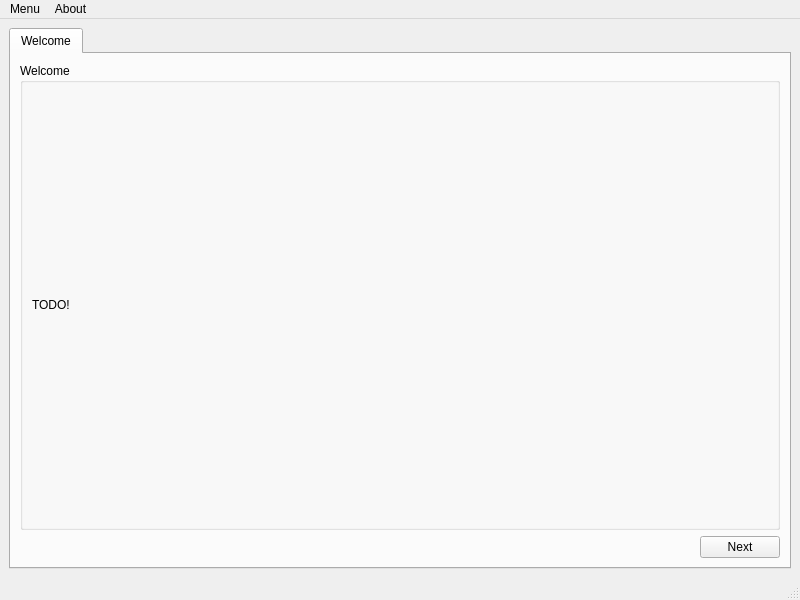
This is KuuraGUI/MainWindow.ui in visuve/Tunkio as Qt 5 draws it before an edit. The edited form follows.
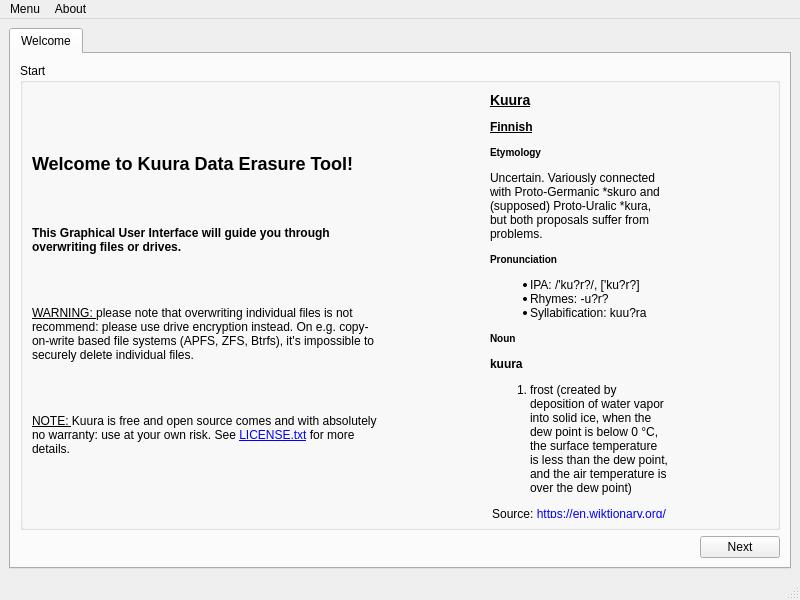
This is the edited form. Icons and pictures are not drawn.

Commit message: Create an awesome welcome window

Diff of the .ui file:
```diff
--- a/KuuraGUI/MainWindow.ui
+++ b/KuuraGUI/MainWindow.ui
@@ -41,13 +41,66 @@
         <item row="1" column="0" colspan="2">
          <widget class="QGroupBox" name="groupBox">
           <property name="title">
-           <string>Welcome</string>
+           <string>Start</string>
           </property>
-          <layout class="QGridLayout" name="gridLayout_2">
-           <item row="0" column="0" colspan="2">
+          <layout class="QHBoxLayout" name="horizontalLayout">
+           <item>
             <widget class="QLabel" name="label">
+             <property name="styleSheet">
+              <string notr="true"/>
+             </property>
              <property name="text">
-              <string>TODO!</string>
+              <string>&lt;html&gt;
+&lt;head/&gt;
+&lt;body&gt;
+&lt;h2&gt;Welcome to Kuura Data Erasure Tool!&lt;/h2&gt;
+&lt;br/&gt;
+&lt;h4&gt;This Graphical User Interface will guide you through overwriting files or drives.&lt;/h4&gt;
+&lt;br/&gt;
+&lt;p&gt;&lt;u&gt;WARNING: &lt;/u&gt; please note that overwriting individual files is not recommend: please use drive encryption instead. On e.g. copy-on-write based file systems (APFS, ZFS, Btrfs‍), it's impossible to securely delete individual files.&lt;/p&gt;
+&lt;br/&gt;
+&lt;p&gt;&lt;u&gt;NOTE: &lt;/u&gt;Kuura is free and open source comes and with absolutely no warranty: use at your own risk. See &lt;a href=&quot;LICENSE.txt&quot;&gt;LICENSE.txt&lt;/a&gt; for more details.&lt;/p&gt;
+&lt;/body&gt;
+&lt;/html&gt;</string>
+             </property>
+             <property name="wordWrap">
+              <bool>true</bool>
+             </property>
+            </widget>
+           </item>
+           <item>
+            <widget class="QLabel" name="label_2">
+             <property name="styleSheet">
+              <string notr="true">image: url(:/Kuura.svg);</string>
+             </property>
+             <property name="text">
+              <string>&lt;html&gt;
+&lt;head&gt;
+&lt;style&gt;body { margin: 100px; }&lt;/style&gt;
+&lt;/head&gt;
+&lt;body&gt;
+&lt;h3&gt;&lt;u&gt;Kuura&lt;/u&gt;&lt;/h3&gt;
+&lt;h4&gt;&lt;u&gt;Finnish&lt;/u&gt;&lt;/h4&gt;
+&lt;h5&gt;Etymology&lt;/h5&gt;
+&lt;p&gt;Uncertain. Variously connected with Proto-Germanic *skuro and (supposed) Proto-Uralic *kura, but both proposals suffer from problems.&lt;/p&gt;
+&lt;h5&gt;Pronunciation&lt;/h5&gt;
+&lt;ul&gt;
+	&lt;li&gt;IPA: /'ku?r?/, ['ku?r?]&lt;/li&gt;
+	&lt;li&gt;Rhymes: -u?r?&lt;/li&gt;
+	&lt;li&gt;Syllabification: kuu?ra&lt;/li&gt;
+&lt;/ul&gt;
+&lt;h5&gt;Noun&lt;/h5&gt;
+&lt;p&gt;&lt;strong&gt;kuura&lt;/strong&gt;&lt;/p&gt;
+&lt;ol&gt;
+	&lt;li&gt;frost (created by deposition of water vapor into solid ice, when the dew point is below 0 °C, the surface temperature is less than the dew point, and the air temperature is over the dew point)&lt;/li&gt;
+&lt;/ol&gt;
+&lt;p style=&quot;text-align:center&quot;&gt;Source: &lt;a href=&quot;https://en.wiktionary.org/wiki/kuura&quot;&gt;https://en.wiktionary.org/wiki/kuura&lt;/a&gt;&lt;/p&gt;
+&lt;/body&gt;
+&lt;/html&gt;
+</string>
+             </property>
+             <property name="wordWrap">
+              <bool>true</bool>
              </property>
             </widget>
            </item>
```
